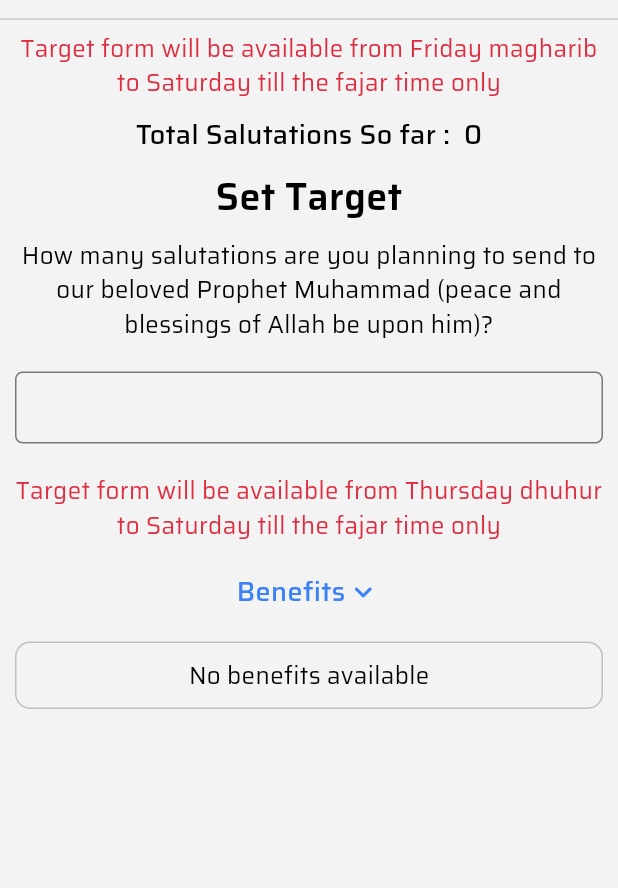
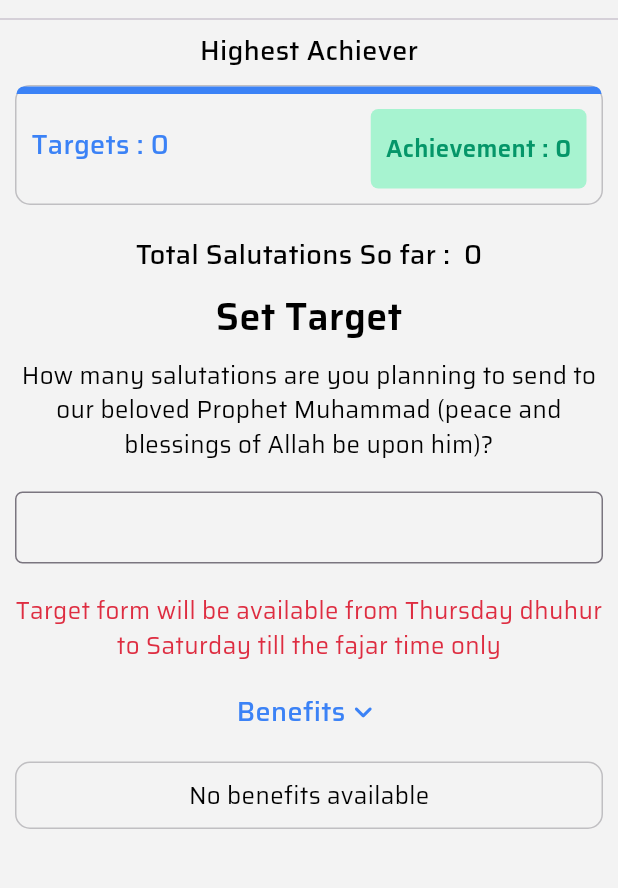
Before and after one commit to UmairMairi/Raudhatul-Muhabbah, a Flutter app: the DashboardScreen screen opened by its route, after a tap on an icon or button, on a phone screen of 412 x 824 dp, the part 77-965 px from its top. Run offline on Flutter 3.47's test engine with Material 3 defaults, Android fonts, the phone set to English and light mode, and no system bars; our stand-ins replace adhan, firebase_core, firebase_messaging, flutter_local_notifications, flutter_svg, geolocator and 2 more; missing offline and left inert: circular_bottom_navigation, quick_actions; accounts and stored records are empty; network calls fail.

Commit message:
bug fixes and others

```diff
--- a/lib/extentions/int_extentions.dart
+++ b/lib/extentions/int_extentions.dart
@@ -3,7 +3,7 @@ import 'package:intl/intl.dart';
 
 extension IntExtention on int? {
   String format() {
-    NumberFormat formatter = NumberFormat("#,##,###.##", "en_US");
+    NumberFormat formatter = NumberFormat("###,###,###.##", "en_US");
     String formattedNumber = formatter.format(this);
     return formattedNumber;
   }
--- a/lib/routes/rutes.dart
+++ b/lib/routes/rutes.dart
@@ -3,6 +3,7 @@ import 'package:flutter/material.dart';
 import 'package:get/get.dart';
 import 'package:raudhatul_muhabbah/screens/about_screen.dart';
 import 'package:raudhatul_muhabbah/screens/dashboard/dashboard_screen.dart';
+import 'package:raudhatul_muhabbah/screens/dashboard/tasbih_screen.dart';
 import 'package:raudhatul_muhabbah/screens/login_screen.dart';
 import 'package:raudhatul_muhabbah/screens/signup_screen.dart';
 import 'package:raudhatul_muhabbah/screens/splash_screen.dart';
@@ -14,6 +15,7 @@ class AppRoutes {
         Generalized.generalized(SignupScreen.tag, () => const SignupScreen()),
         Generalized.generalized(DashboardScreen.tag, () => const DashboardScreen()),
         Generalized.generalized(AboutScreen.tag, () => const AboutScreen()),
+        Generalized.generalized(TasbihScreen.tag, () => const TasbihScreen()),
       ];
 
 //  extra  screen
--- a/lib/screens/dashboard/home_screen.dart
+++ b/lib/screens/dashboard/home_screen.dart
@@ -284,10 +284,7 @@ class _HomeScreenState extends State<HomeScreen> {
                       ),
                     ),
                         )
-                      : (controller.activateAchievementForm(
-                              fajar: controller.prayerTimeModel.value?.data?.first.timings?.fajr,
-                              maghrib: controller.prayerTimeModel.value?.data?.first.timings?.maghrib))
-                          ? Column(
+                      : Column(
                           children: [
                                 Text(Constants.highestAchiever,
                                     style: MyTextStyle.subTitle),
@@ -359,8 +356,7 @@ class _HomeScreenState extends State<HomeScreen> {
                                   height: 10.0,
                                 ),
                                 Obx(() {
-                                  return (controller
-                                          .isLatestTargetLoading.value)
+                              return (controller.isLatestTargetLoading.value)
                                   ? Shimmer.fromColors(
                                           highlightColor:
                                               MyColors.shimmerHighlightColor,
@@ -468,7 +464,8 @@ class _HomeScreenState extends State<HomeScreen> {
                                         )
                                   : (controller.latestTargetModel.value !=
                                               null &&
-                                              controller.latestTargetModel.value!.isNotEmpty)
+                                          controller.latestTargetModel.value!
+                                              .isNotEmpty)
                                       ? Container(
                                               width: double.infinity,
                                               decoration: BoxDecoration(
@@ -531,6 +528,22 @@ class _HomeScreenState extends State<HomeScreen> {
                                                           ],
                                                         ),
                                                         const Spacer(),
+                                                    if (controller
+                                                        .activateAchievementForm(
+                                                            fajar: controller
+                                                                .prayerTimeModel
+                                                                .value
+                                                                ?.data
+                                                                ?.first
+                                                                .timings
+                                                                ?.fajr,
+                                                            maghrib: controller
+                                                                .prayerTimeModel
+                                                                .value
+                                                                ?.data
+                                                                ?.first
+                                                                .timings
+                                                                ?.maghrib))
                                                       GestureDetector(
                                                         onTap: () {
                                                             WidgetFunction
@@ -691,11 +704,7 @@ class _HomeScreenState extends State<HomeScreen> {
                                           : Container();
                                 }),
                               ],
-                            )
-                          : Text(Constants.achievementsAvailability,
-                              textAlign: TextAlign.center,
-                              style: MyTextStyle.normal.copyWith(
-                                  fontSize: 16.0, color: MyColors.redColor));
+                        );
                 });
               }),
               const SizedBox(
--- a/lib/screens/signup_screen.dart
+++ b/lib/screens/signup_screen.dart
@@ -302,7 +302,7 @@ class _SignupScreenState extends State<SignupScreen> {
                                   email: emailController.text,
                                   address: addressController.text,
                                   phone: phoneController.text,
-                                  password: phoneController.text,
+                                  password: passwordController.text,
                                   gender: genderController.text.toLowerCase()).then((value) {
                                     if(value == true){
                                       Constants.registerSuccess.showSnackbar(isSuccess: true);
--- a/lib/utils/constants.dart
+++ b/lib/utils/constants.dart
@@ -1,5 +1,5 @@
 class Constants {
-  static const String appName = "Raudhatul Muhabbah";
+  static const String appName = "Raudhatul Mahabbah";
 
   //Login Screen
   static const String info = "Sign in to access your account";
@@ -58,7 +58,7 @@ class Constants {
   static const String readMore = "read more...";
   static const String showLess = "show less";
   static const String targetAvailability = "Target form will be available from Thursday dhuhur to Saturday till the fajar time only";
-  static const String achievementsAvailability = "Target form will be available from Friday magharib to Saturday till the fajar time only";
+  static const String achievementsAvailability = "Achievement form will be available from Friday magharib to Saturday till the fajar time only";
 
   static const String yourTarget = "Your Target";
   static const String motivation = "(I know you can do more!)";
@@ -75,6 +75,7 @@ class Constants {
   static const String benefitsDetails = "Benefits Details";
 
   //Tasbih Screen
+  static const String labelTasbih = "Tasbih";
   static const String tasbihTitle = "What dhikr are you doing today?";
   static const String addDhikr = "Add Dhikar";
   static const String noDhkirAvailbale = "Are you not doing dhikr today???";
@@ -94,4 +95,12 @@ class Constants {
   static const String validEmail = "Please Enter a valid email.";
   static const String validPassword = "Please Enter a valid password.";
   static const String passwordRange = "Password must be 8 characters.";
+
+
+  static const String facebookLink = "https://www.facebook.com/profile.php?id=61556715814661&mibextid=ZbWKwL";
+  static const String instaLink = "https://www.instagram.com/raudhatulmahabbah1445?igsh=MWVoNXBhZ2E5Ymljcw==";
+  static const String tiktokLink = "https://www.tiktok.com/@raudhatulmahabbah_1445?_t=8ou1rIThEv7&_r=1";
+
+
+
 }
```
Also changed, not shown: lib/screens/dashboard/dashboard_screen.dart (+4 -3 lines), lib/screens/dashboard/history_screen.dart (+11 -4 lines), lib/screens/dashboard/tasbih_screen.dart (+20 -1 lines), lib/screens/splash_screen.dart (+36 -30 lines), pubspec.yaml (+5 -5 lines), pubspec.lock (added), 2 other files. Lines whose indentation alone changed are shown as unchanged.
